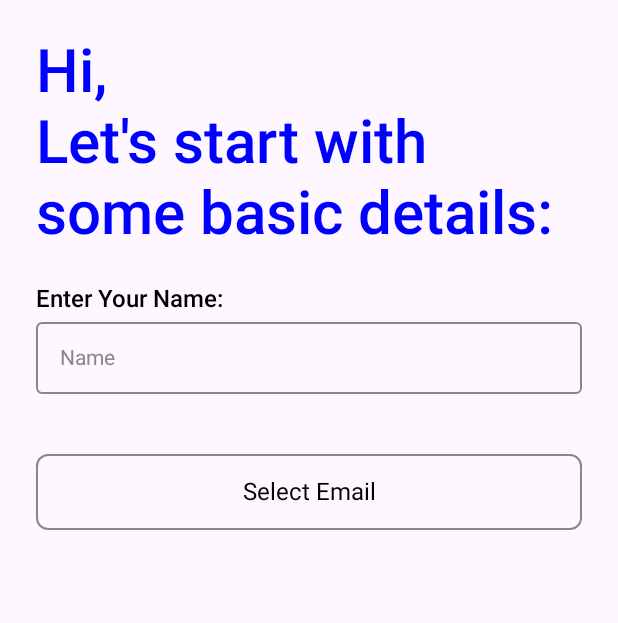
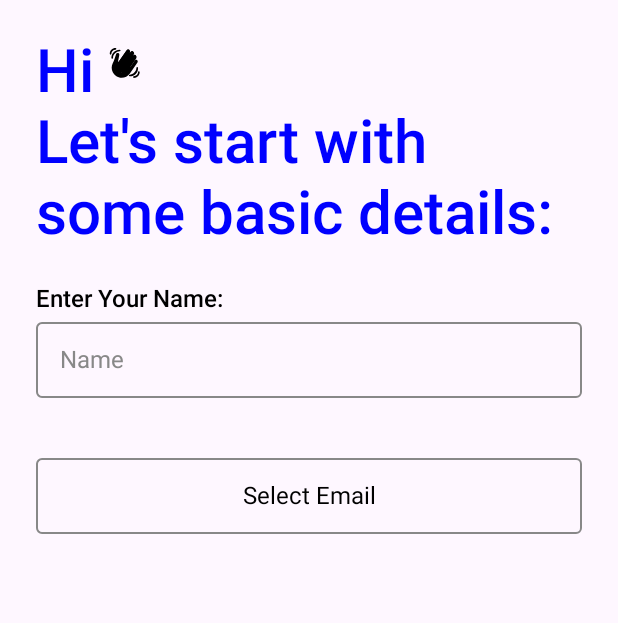
Before and after one commit to rishuuppal0123/AadharQrScanner, an Android app built with Jetpack Compose: the SecondScreen screen opened through its navigation route, on a phone screen of 412 x 824 dp. Shown: the top 623 px of the screen. Run offline under Robolectric (Android 15) with nearby library versions, the phone set to English and light mode, and no system bars.

Commit message:
added icon

```diff
--- a/app/src/main/java/com/example/myapplication/screen/UserDetailScreen.kt
+++ b/app/src/main/java/com/example/myapplication/screen/UserDetailScreen.kt
@@ -16,7 +16,10 @@ import androidx.compose.foundation.layout.fillMaxWidth
 import androidx.compose.foundation.layout.padding
 import androidx.compose.foundation.layout.size
 import androidx.compose.foundation.shape.RoundedCornerShape
+import androidx.compose.foundation.text.InlineTextContent
+import androidx.compose.foundation.text.appendInlineContent
 import androidx.compose.material3.Button
+import androidx.compose.material3.Icon
 import androidx.compose.material3.OutlinedButton
 import androidx.compose.material3.Text
 import androidx.compose.runtime.Composable
@@ -28,7 +31,11 @@ import androidx.compose.ui.Alignment
 import androidx.compose.ui.Modifier
 import androidx.compose.ui.graphics.Color
 import androidx.compose.ui.platform.LocalContext
+import androidx.compose.ui.res.painterResource
+import androidx.compose.ui.text.Placeholder
+import androidx.compose.ui.text.PlaceholderVerticalAlign
 import androidx.compose.ui.text.TextStyle
+import androidx.compose.ui.text.buildAnnotatedString
 import androidx.compose.ui.text.font.FontFamily
 import androidx.compose.ui.text.font.FontWeight
 import androidx.compose.ui.unit.dp
@@ -79,8 +86,34 @@ fun SecondScreen(navController: NavController) {
                     .build()
             )
         }
+        val id = "id"
+        val greetingText = buildAnnotatedString {
+            append("Hi ")
+            appendInlineContent(id, "icon")
+        }
+        val inlineContent = remember {
+            mapOf(
+                Pair(
+                    id,
+                    InlineTextContent(
+                        Placeholder(
+                            width = 32.sp,
+                            height = 32.sp,
+                            placeholderVerticalAlign = PlaceholderVerticalAlign.Center
+                        )
+                    ) {
+                        Icon(
+                            painter = painterResource(id = R.drawable.ic_hand),
+                            contentDescription = null,
+                        )
+                    }
+                )
+            )
+        }
+        Column(modifier = Modifier.fillMaxWidth()) {
             Text(
-            text = "Hi,\nLet's start with some basic details:",
+                text = greetingText,
+                inlineContent = inlineContent,
                 style = TextStyle(
                     fontSize = 40.sp,
                     fontFamily = FontFamily.SansSerif,
@@ -88,6 +121,16 @@ fun SecondScreen(navController: NavController) {
                     color = Color.Blue
                 )
             )
+            Text(
+                text = "Let's start with some basic details:",
+                style = TextStyle(
+                    fontSize = 40.sp,
+                    fontFamily = FontFamily.SansSerif,
+                    fontWeight = FontWeight.SemiBold,
+                    color = Color.Blue
+                )
+            )
+        }
         CustomizedTextField(
             placeholder = "Name",
             label = "Enter Your Name:",
@@ -99,7 +142,7 @@ fun SecondScreen(navController: NavController) {
             modifier = Modifier
                 .fillMaxWidth()
                 .padding(top = 16.dp, bottom = 12.dp),
-            shape = RoundedCornerShape(8.dp),
+            shape = RoundedCornerShape(4.dp),
             contentPadding = PaddingValues(16.dp),
             border = BorderStroke(width = 1.dp, color = Color.Gray),
             onClick = {
--- a/app/src/main/java/com/example/myapplication/utils/composables/CustomizedTextField.kt
+++ b/app/src/main/java/com/example/myapplication/utils/composables/CustomizedTextField.kt
@@ -31,7 +31,7 @@ fun CustomizedTextField(
     modifier: Modifier = Modifier,
     placeholder: String? = null,
     textStyle: TextStyle = TextStyle(
-        fontSize = 14.sp,
+        fontSize = 16.sp,
         fontFamily = FontFamily.SansSerif,
         fontWeight = FontWeight.Normal
     ),
--- /dev/null
+++ b/app/src/main/res/drawable/ic_hand.xml
@@ -0,0 +1,21 @@
+<vector xmlns:android="http://schemas.android.com/apk/res/android"
+    android:width="21dp"
+    android:height="20dp"
+    android:viewportWidth="21"
+    android:viewportHeight="20">
+  <path
+      android:pathData="M17.762,5.054C17.24,4.69 16.453,4.76 15.985,5.147L16.522,4.366C16.955,3.749 16.8,3.082 16.182,2.649C15.565,2.217 13.816,3.377 13.816,3.377C14.252,2.754 14.171,1.965 13.548,1.528C12.925,1.093 12.066,1.243 11.63,1.867L5.845,10.038L6.583,17.185L12.735,14.941L18.101,6.985C18.541,6.358 18.389,5.494 17.762,5.054Z"
+      android:fillColor="#EF9645"/>
+  <path
+      android:pathData="M18.964,9.601C18.964,9.601 19.592,8.685 18.676,8.057C17.76,7.429 17.133,8.344 17.133,8.344L14.218,12.595C14.117,12.428 14.007,12.262 13.885,12.099L17.93,6.2C17.93,6.2 18.558,5.285 17.642,4.657C16.727,4.029 16.099,4.944 16.099,4.944L12.294,10.494C12.152,10.378 12.007,10.262 11.858,10.149L16.27,3.714C16.27,3.714 16.897,2.799 15.981,2.171C15.066,1.543 14.438,2.459 14.438,2.459L10.027,8.892C9.865,8.792 9.704,8.706 9.543,8.615L13.667,2.603C13.667,2.603 14.294,1.687 13.379,1.059C12.464,0.432 11.836,1.347 11.836,1.347L7.476,7.705L6.813,8.672C9.56,10.556 9.821,14.1 8.252,16.389C7.939,16.847 7.481,16.533 7.481,16.533C9.364,13.786 8.789,10.699 6.042,8.816L6.852,4.762C6.852,4.762 7.154,3.694 6.087,3.391C5.019,3.089 4.716,4.157 4.716,4.157L3.78,6.935C3.41,8.036 3.015,9.133 2.492,10.171C1.018,13.102 1.899,16.745 4.68,18.653C7.713,20.733 11.86,19.959 13.941,16.926L18.964,9.601Z"
+      android:fillColor="#FFDC5D"/>
+  <path
+      android:pathData="M13.799,17.762C16.019,17.762 18.263,15.519 18.263,13.298C18.263,12.991 18.488,12.743 18.795,12.743C19.102,12.743 19.373,12.991 19.373,13.298C19.373,16.629 17.13,18.873 13.799,18.873C13.492,18.873 13.244,18.601 13.244,18.294C13.244,17.987 13.492,17.762 13.799,17.762Z"
+      android:fillColor="#5DADEC"/>
+  <path
+      android:pathData="M16.574,18.85C18.24,18.85 19.35,17.74 19.35,16.075C19.35,15.768 19.598,15.519 19.905,15.519C20.212,15.519 20.46,15.768 20.46,16.075C20.46,18.295 18.795,19.96 16.574,19.96C16.267,19.96 16.019,19.712 16.019,19.405C16.019,19.098 16.267,18.85 16.574,18.85ZM7.138,1.087C7.444,1.087 7.693,1.336 7.693,1.642C7.693,1.948 7.444,2.197 7.138,2.197C4.917,2.197 2.697,4.189 2.697,6.638C2.697,6.944 2.448,7.193 2.142,7.193C1.835,7.193 1.587,6.944 1.587,6.638C1.587,3.577 3.807,1.087 7.138,1.087Z"
+      android:fillColor="#5DADEC"/>
+  <path
+      android:pathData="M4.362,0C4.669,0 4.917,0.225 4.917,0.532C4.917,0.838 4.669,1.11 4.362,1.11C2.697,1.11 1.61,2.345 1.61,3.862C1.61,4.169 1.339,4.417 1.032,4.417C0.725,4.417 0.5,4.169 0.5,3.862C0.5,1.732 2.142,0 4.362,0Z"
+      android:fillColor="#5DADEC"/>
+</vector>
```
Lines whose indentation alone changed are shown as unchanged.
